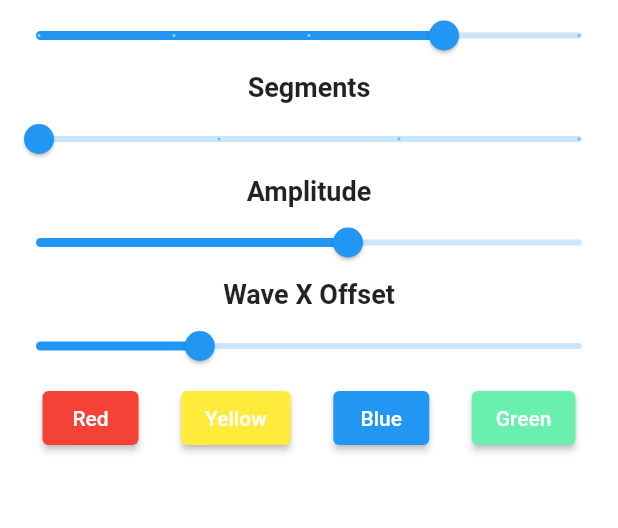
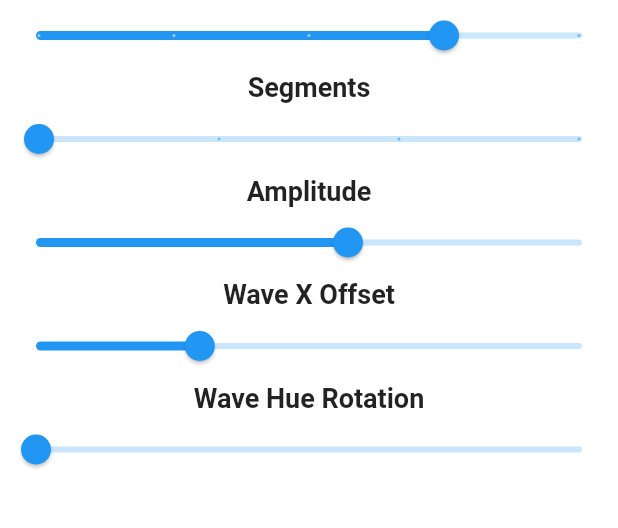
Before and after one commit to marco906/FloatingWaves, a Flutter app: the screen it shows after launch, on a phone screen of 412 x 824 dp, the part 557-1085 px from its top. Run offline on Flutter 3.47's test engine with Material 2 defaults, Android fonts, the phone set to English and light mode, and no system bars.

Commit message:
added hue rotation slider

```diff
--- a/lib/main.dart
+++ b/lib/main.dart
@@ -1,9 +1,11 @@
 import 'package:flutter/material.dart';
-import 'WavePainter.dart';
+import 'wave_painter.dart';
+import 'dart:math';
 
-void main() => runApp(MyApp());
+void main() => runApp(const MyApp());
 
 class MyApp extends StatelessWidget {
+  const MyApp({Key? key}) : super(key: key);
   @override
   Widget build(BuildContext context) {
     return MaterialApp(
@@ -25,14 +27,13 @@ class WaveDemo extends StatefulWidget {
 
 class _WaveDemoState extends State<WaveDemo> with SingleTickerProviderStateMixin {
   // init values
-  double time = 0.0;
   double waves = 4;
   double segments = 1;
   double amplitude = 50;
   double waveHorOffset = 15;
+  double hue = 0;
   Color primColor = Colors.red;
   Color secColor = Colors.orange;
-  final period = 1.0;
   final duration = 4000;
   late Animation<double> _animation;
   late AnimationController controller;
@@ -49,119 +50,61 @@ class _WaveDemoState extends State<WaveDemo> with SingleTickerProviderStateMixin
 
   @override
   Widget build(BuildContext context) {
-    _animation = Tween(begin: 0.0, end: period).animate(controller)
-      ..addListener(() {
-        setState(() {
-          time = _animation.value;
-        });
-      });
+    _animation = Tween(begin: 0.0, end: 1.0).animate(controller);
 
     return Scaffold(
       backgroundColor: Colors.white,
       body: Column(
         children: [
-          CustomPaint(
+
+          // Wave painter
+          AnimatedBuilder(
+            animation: _animation,
+            builder: (context, nil) {
+              return CustomPaint(
                 size: const Size(double.infinity, 350),
-            painter: WavePinter(
-                time: time,
+                painter: WavePainter(
+                    time: _animation.value,
                     waves: waves,
                     segments: segments,
                     amplitude: amplitude,
                     waveHorOffset: waveHorOffset,
                     primColor: primColor,
                     secColor: secColor),
-          ),
+              );
+          }),
 
           // Controls for the parameters
           Column(
             children: [
               const Text('Waves', style: TextStyle(fontSize: 18, fontWeight: FontWeight.bold)),
-              Slider(
-                  value: waves,
-                  min: 1,
-                  max: 5,
-                  divisions: 4,
-                  label: waves.toInt().toString(),
-                  onChanged: (double value) {
+              Slider(value: waves, min: 1, max: 5, divisions: 4, label: waves.toInt().toString(), onChanged: (double value) {
+                setState(() { waves = value; });
+              }),
+
+              const Text('Segments', style: TextStyle(fontSize: 18, fontWeight: FontWeight.bold)),
+              Slider(value: segments, min: 1, max: 4, divisions: 3, label: segments.toInt().toString(), onChanged: (double value) {
+                setState(() { segments = value; });
+              }),
+
+              const Text('Amplitude', style: TextStyle(fontSize: 18, fontWeight: FontWeight.bold)),
+              Slider(value: amplitude, min: 10, max: 80, onChanged: (double value) {
+                setState(() { amplitude = value; });
+              }),
+
+              const Text('Wave X Offset', style: TextStyle(fontSize: 18, fontWeight: FontWeight.bold)),
+              Slider(value: waveHorOffset, min: 0, max: 50, onChanged: (double value) {
+                setState(() { waveHorOffset = value; });
+              }),
+
+              const Text('Wave Hue Rotation', style: TextStyle(fontSize: 18, fontWeight: FontWeight.bold)),
+              Slider(value: hue, min: 0, max: 360, onChanged: (double value) {
                 setState(() {
-                      waves = value;
+                  hue = value;
+                  primColor = increaseColorHue(Colors.red, value);
+                  secColor = increaseColorHue(Colors.red, value + 40);
                   });
               }),
-              const Text('Segments', style: TextStyle(fontSize: 18, fontWeight: FontWeight.bold)),
-              Slider(
-                  value: segments,
-                  min: 1,
-                  max: 4,
-                  divisions: 3,
-                  label: segments.toInt().toString(),
-                  onChanged: (double value) {
-                    setState(() {
-                      segments = value;
-                    });
-                  }),
-              const Text('Amplitude', style: TextStyle(fontSize: 18, fontWeight: FontWeight.bold)),
-              Slider(
-                  value: amplitude,
-                  min: 10,
-                  max: 80,
-                  //divisions: 7,
-                  //label: amplitude.toInt().toString(),
-                  onChanged: (double value) {
-                    setState(() {
-                      amplitude = value;
-                    });
-                  }),
-              const Text('Wave X Offset', style: TextStyle(fontSize: 18, fontWeight: FontWeight.bold)),
-              Slider(
-                  value: waveHorOffset,
-                  min: 0,
-                  max: 50,
-                  onChanged: (double value) {
-                    setState(() {
-                      waveHorOffset = value;
-                    });
-                  }),
-              Row(
-                mainAxisAlignment: MainAxisAlignment.spaceEvenly,
-                children: [
-                  ElevatedButton(
-                      style: ElevatedButton.styleFrom(primary: Colors.red),
-                      child: const Text('Red'),
-                      onPressed: () {
-                        setState(() {
-                          primColor = Colors.red;
-                          secColor = Colors.orange;
-                        });
-                      }),
-                  ElevatedButton(
-                      style: ElevatedButton.styleFrom(primary: Colors.yellow),
-                      child: const Text('Yellow'),
-                      onPressed: () {
-                        setState(() {
-                          primColor = Colors.yellow;
-                          secColor = Colors.yellowAccent.shade100;
-                        });
-                      }),
-                  ElevatedButton(
-                      style: ElevatedButton.styleFrom(primary: Colors.blue),
-                      child: const Text('Blue'),
-                      onPressed: () {
-                        setState(() {
-                          primColor = Colors.blue;
-                          secColor = Colors.lightBlueAccent;
-                        });
-                      }),
-                  ElevatedButton(
-                      style: ElevatedButton.styleFrom(primary: Colors.greenAccent),
-                      child: const Text('Green'),
-                      onPressed: () {
-                        setState(() {
-                          primColor = Colors.greenAccent.shade400;
-                          secColor = Colors.greenAccent;
-                        });
-                      }),
-                ],
-              )
             ],
           )
         ],
@@ -187,4 +130,10 @@ class _WaveDemoState extends State<WaveDemo> with SingleTickerProviderStateMixin
         break;
     }
   }
+
+  Color increaseColorHue(Color color, double increment) {
+    var hslColor = HSLColor.fromColor(color);
+    var newValue = min(max(hslColor.lightness + increment, 0.0), 360.0);
+    return hslColor.withHue(newValue).toColor();
   }
+}
--- a/lib/WavePainter.dart
+++ b/lib/wave_painter.dart
@@ -2,7 +2,7 @@ import 'package:flutter/material.dart';
 import 'dart:math';
 
 // Custom Painter Class
-class WavePinter extends CustomPainter {
+class WavePainter extends CustomPainter {
   final double time;
   final double waves;
   final double segments;
@@ -11,14 +11,16 @@ class WavePinter extends CustomPainter {
   final Color primColor;
   final Color secColor;
 
-  WavePinter(
-      {required this.time,
-      required this.waves,
-      required this.segments,
-      required this.amplitude,
-      required this.waveHorOffset,
-      required this.primColor,
-      required this.secColor});
+  WavePainter({
+    required this.time,
+    required this.waves,
+    required this.segments,
+    required this.amplitude,
+    required this.waveHorOffset,
+    required this.primColor,
+    required this.secColor
+  });
+
   @override
   void paint(Canvas canvas, Size size) {
     var path = Path();
@@ -39,8 +41,11 @@ class WavePinter extends CustomPainter {
       final waveBaseline = baseLine + baseShift;
 
       void addBezierLine(double start, double widthFraction, double offset, int direction) {
-        wavePath.quadraticBezierTo(start + segmentWidth * (widthFraction + offset), waveBaseline + amplitude * ampltudeScale * direction,
-            start + segmentWidth * (2 * widthFraction + offset), waveBaseline);
+        wavePath.quadraticBezierTo(
+          start + segmentWidth * (widthFraction + offset),
+          waveBaseline + amplitude * ampltudeScale * direction,
+          start + segmentWidth * (2 * widthFraction + offset),
+          waveBaseline);
       }
 
       // Add Bezier points for segments
@@ -51,7 +56,7 @@ class WavePinter extends CustomPainter {
         addBezierLine(startPoint, 0.25, 0.5, -1);
       }
 
-      // x shift path over time
+      // x shift variation for single wave
       path.addPath(wavePath, Offset(horShift, 0));
       path.addPath(wavePath, Offset(-(size.width - horShift), 0));
     }
@@ -60,6 +65,8 @@ class WavePinter extends CustomPainter {
     for (var w = 0; w < waves; w++) {
       final variation = 1 - (w * amplitudeVariation);
       drawWave(amplitude * variation, w * waveHorOffset, w * waveVertOffset, variation);
+
+       // x shift for all waves
       path = path.shift(Offset(xShift, 0));
       path.addPath(path, Offset(-xShift2, 0));
 
@@ -88,7 +95,7 @@ class WavePinter extends CustomPainter {
   }
 
   @override
-  bool shouldRepaint(covariant WavePinter oldDelegate) {
+  bool shouldRepaint(covariant WavePainter oldDelegate) {
     return oldDelegate.time != time;
   }
 }
```
Also changed, not shown: 2 other files. Lines whose indentation alone changed are shown as unchanged.
